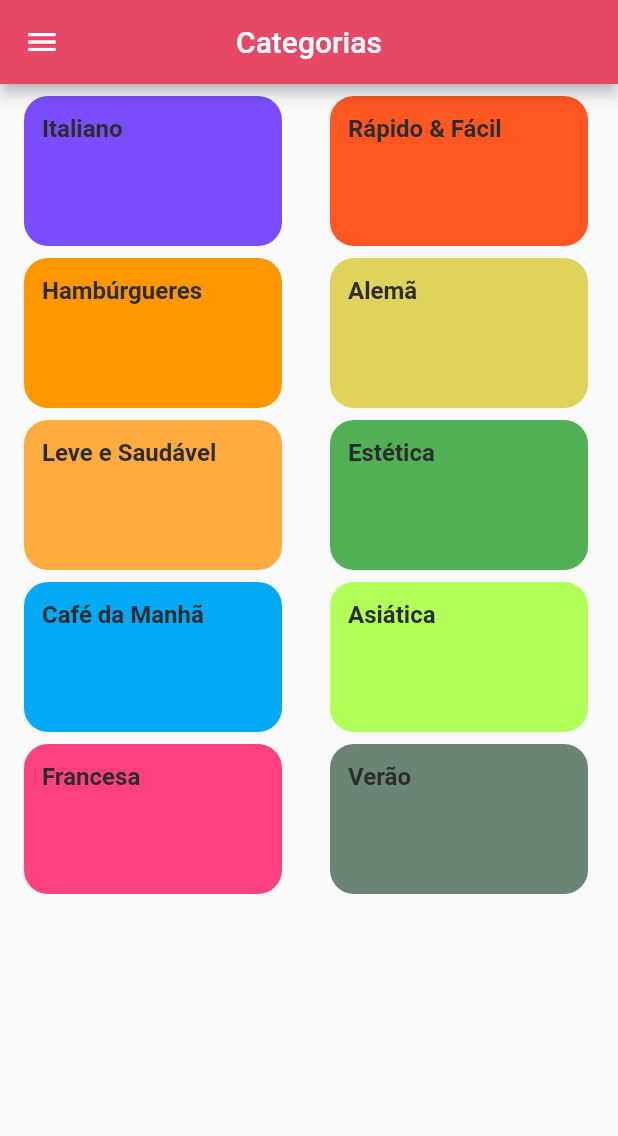
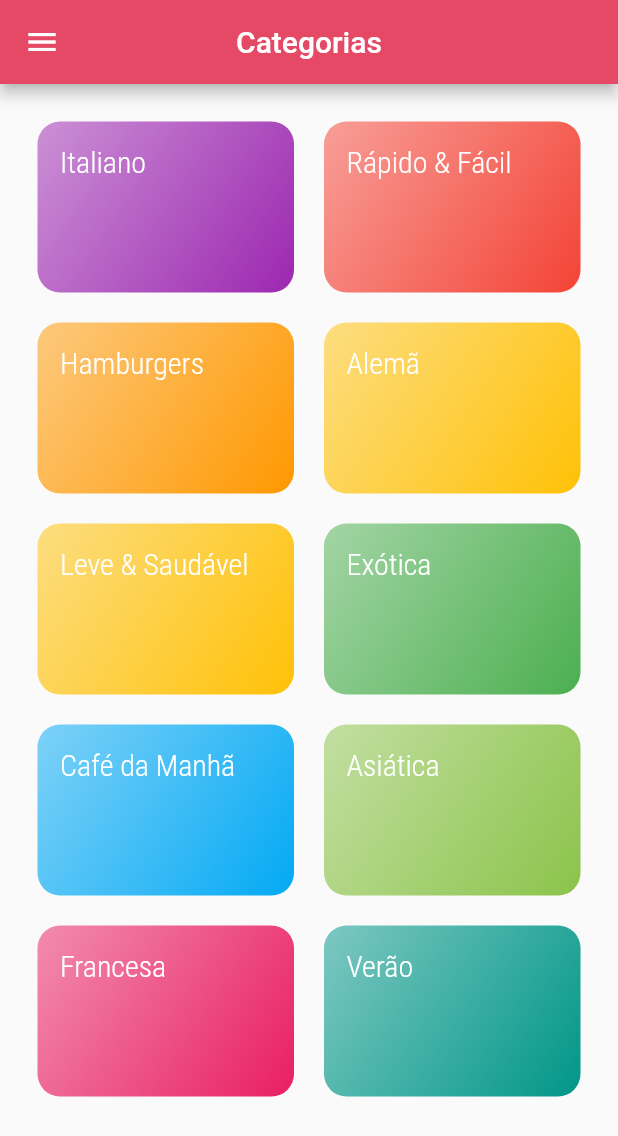
Before and after one commit to alex-custodio/ReceitasApp, a Flutter app: the screen it shows after launch, on a phone screen of 412 x 824 dp. Shown: the top 1136 px of the screen. Run offline on Flutter 3.47's test engine with Material 2 defaults, Android fonts, the phone set to English and light mode, and no system bars.

Commit message:
adicionando gridview

```diff
--- a/lib/components/card_categoria.dart
+++ b/lib/components/card_categoria.dart
@@ -1,36 +1,24 @@
 import 'package:flutter/material.dart';
 
+import '../models/category.dart';
+
 class CardCategoria extends StatelessWidget {
-  final Color color;
-  final String categoriaNome;
-  final Function() onPressed;
-  const CardCategoria(
-      {super.key, required this.color, required this.categoriaNome, required this.onPressed});
+  final Category category;
+  const CardCategoria({super.key, required this.category});
 
   @override
   Widget build(BuildContext context) {
-    return MaterialButton(
-      onPressed: onPressed,
-      child: Padding(
-        padding: const EdgeInsets.only(
-          top: 8,
-        ),
-        child: Container(
-          decoration: BoxDecoration(
-              color: color, borderRadius: BorderRadius.circular(16)),
-          child: Padding(
-            padding: const EdgeInsets.only(top: 12, left: 12),
-            child: Text(
-              categoriaNome,
-              style: TextStyle(
-                  fontSize: 16,
-                  fontWeight: FontWeight.bold,
-                  color: Color.fromARGB(255, 44, 44, 44)),
-            ),
-          ),
-          width: 172,
-          height: 100,
-        ),
+    return Container(
+      child: Text(category.title, style: Theme.of(context).textTheme.headline1,),
+      padding: EdgeInsets.all(15),
+      decoration: BoxDecoration(
+        borderRadius: BorderRadius.circular(15),
+        gradient: LinearGradient(colors: [
+          category.color.withOpacity(0.5),
+          category.color,
+        ],
+        begin: Alignment.topLeft,
+        end: Alignment.bottomRight)
       ),
     );
   }
--- /dev/null
+++ b/lib/data/dummy_data.dart
@@ -0,0 +1,56 @@
+import 'package:flutter/material.dart';
+
+import '../models/category.dart';
+
+var DUMMY_CATEGORIES =  [
+  Category(
+    id: 'c1',
+    title: 'Italiano',
+    color: Colors.purple,
+  ),
+  Category(
+    id: 'c2',
+    title: 'Rápido & Fácil',
+    color: Colors.red,
+  ),
+  Category(
+    id: 'c3',
+    title: 'Hamburgers',
+    color: Colors.orange,
+  ),
+  Category(
+    id: 'c4',
+    title: 'Alemã',
+    color: Colors.amber,
+  ),
+  Category(
+    id: 'c5',
+    title: 'Leve & Saudável',
+    color: Colors.amber,
+  ),
+  Category(
+    id: 'c6',
+    title: 'Exótica',
+    color: Colors.green,
+  ),
+  Category(
+    id: 'c7',
+    title: 'Café da Manhã',
+    color: Colors.lightBlue,
+  ),
+  Category(
+    id: 'c8',
+    title: 'Asiática',
+    color: Colors.lightGreen,
+  ),
+  Category(
+    id: 'c9',
+    title: 'Francesa',
+    color: Colors.pink,
+  ),
+  Category(
+    id: 'c10',
+    title: 'Verão',
+    color: Colors.teal,
+  ),
+];
--- a/lib/main.dart
+++ b/lib/main.dart
@@ -3,8 +3,22 @@ import 'package:flutter/material.dart';
 import 'screens/categorias.dart';
 
 void main() {
+  final ThemeData tema = ThemeData();
   runApp(MaterialApp(
     debugShowCheckedModeBanner: false,
     home: Categorias(),
+    theme: tema.copyWith(
+      colorScheme: tema.colorScheme.copyWith(
+        primary: Colors.pink,
+        secondary: Colors.amber
+      ),
+      canvasColor: Color.fromRGBO(255, 254, 229, 1),
+      textTheme: tema.textTheme.copyWith(
+        headline1: TextStyle(
+          fontSize: 20,
+          fontFamily: 'RobotoCondensed'
+        ),
+      )
+    ),
   ));
 }
--- /dev/null
+++ b/lib/models/category.dart
@@ -0,0 +1,12 @@
+import 'package:flutter/material.dart';
+
+class Category {
+  final String id;
+  final String title;
+  final Color color;
+  Category({
+    required this.id,
+    required this.title,
+    required this.color
+  });
+}
--- a/lib/screens/categorias.dart
+++ b/lib/screens/categorias.dart
@@ -1,6 +1,7 @@
 import 'package:flutter/material.dart';
 import 'package:receitasapp/components/card_categoria.dart';
 import 'package:receitasapp/constants.dart';
+import 'package:receitasapp/data/dummy_data.dart';
 import 'package:receitasapp/screens/tela_receitas.dart';
 
 import '../models/receita.dart';
@@ -26,87 +27,23 @@ class Categorias extends StatelessWidget {
 
   @override
   Widget build(BuildContext context) {
-    return SafeArea(
-      child: Scaffold(
+    return Scaffold(
         appBar: AppBar(
           centerTitle: true,
           title: Text("Categorias"),
           leading: Icon(Icons.menu),
           backgroundColor: kPrimaryColor,
         ),
-        body: Column(
-          children: [
-            Row(
-              children: [
-                CardCategoria(
-                  color: Colors.deepPurpleAccent,
-                  categoriaNome: "Italiano",
-                  onPressed: () {
-                    Navigator.push(
-                        context,
-                        MaterialPageRoute(
-                            builder: (builder) =>
-                                TelaReceitas(receitas: receitasItalianas)));
-                  },
-                ),
-                CardCategoria(
-                  color: Colors.deepOrange,
-                  categoriaNome: "Rápido & Fácil",
-                  onPressed: () {},
-                )
-              ],
-            ),
-            Row(
-              children: [
-                CardCategoria(
-                    color: Colors.orange,
-                    categoriaNome: "Hambúrgueres",
-                    onPressed: () {}),
-                CardCategoria(
-                    color: Color.fromARGB(255, 224, 211, 91),
-                    categoriaNome: "Alemã",
-                    onPressed: () {})
-              ],
-            ),
-            Row(
-              children: [
-                CardCategoria(
-                    color: Colors.orangeAccent,
-                    categoriaNome: "Leve e Saudável",
-                    onPressed: () {}),
-                CardCategoria(
-                    color: Color.fromARGB(255, 81, 177, 84),
-                    categoriaNome: "Estética",
-                    onPressed: () {})
-              ],
-            ),
-            Row(
-              children: [
-                CardCategoria(
-                    color: Colors.lightBlue,
-                    categoriaNome: "Café da Manhã",
-                    onPressed: () {}),
-                CardCategoria(
-                    color: Colors.lightGreenAccent,
-                    categoriaNome: "Asiática",
-                    onPressed: () {})
-              ],
-            ),
-            Row(
-              children: [
-                CardCategoria(
-                    color: Colors.pinkAccent,
-                    categoriaNome: "Francesa",
-                    onPressed: () {}),
-                CardCategoria(
-                    color: Color.fromARGB(255, 107, 132, 115),
-                    categoriaNome: "Verão",
-                    onPressed: () {})
-              ],
-            ),
-          ],
-        ),
-      ),
-    );
+        body: GridView(
+          padding: EdgeInsets.all(25),
+          gridDelegate: SliverGridDelegateWithMaxCrossAxisExtent(
+            maxCrossAxisExtent: 200,
+            crossAxisSpacing: 20,
+            mainAxisSpacing: 20,
+            childAspectRatio: 3 / 2
+          ),
+          children: DUMMY_CATEGORIES.map((cat) => CardCategoria(category: cat)).toList(),
+        )
+      );
   }
 }
```
Also changed, not shown: pubspec.yaml (+17 -11 lines), assets/fonts/Raleway-Black.ttf (added), assets/fonts/Raleway-Bold.ttf (added), assets/fonts/Raleway-Regular.ttf (added), assets/fonts/RobotoCondensed-Bold.ttf (added), assets/fonts/RobotoCondensed-Italic.ttf (added), assets/fonts/RobotoCondensed-Light.ttf (added), assets/fonts/RobotoCondensed-Regular.ttf (added).
